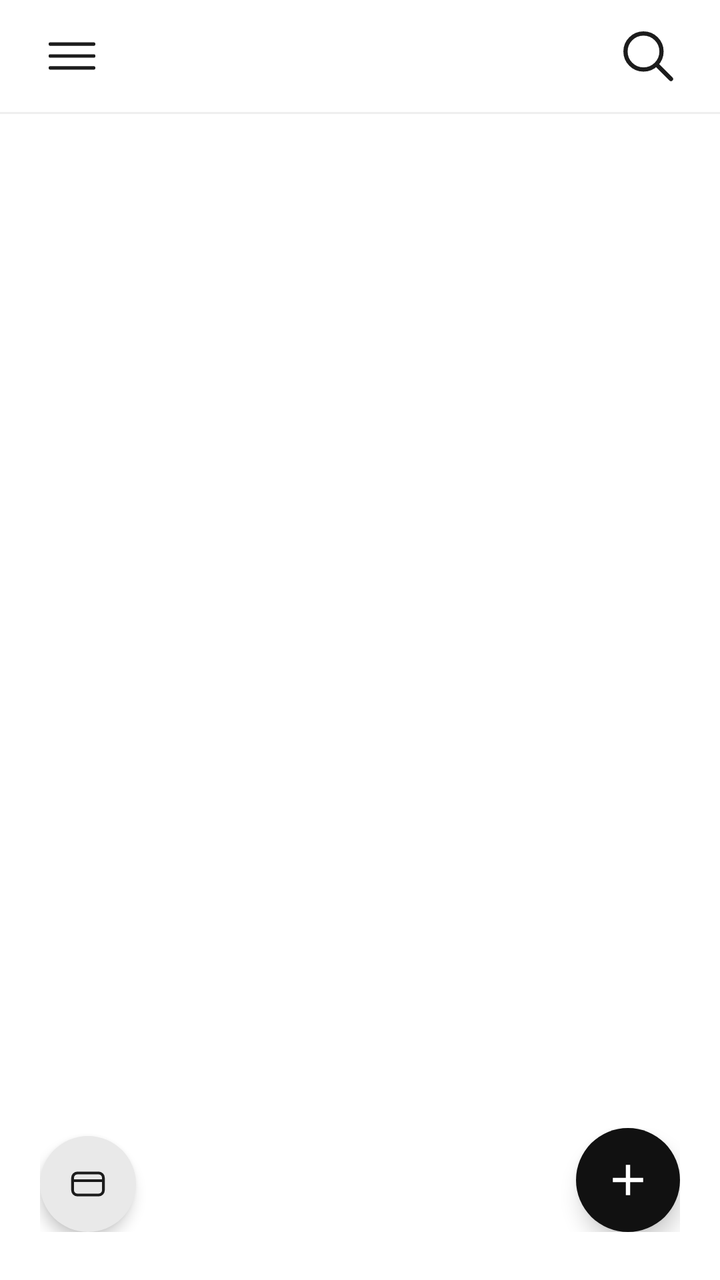
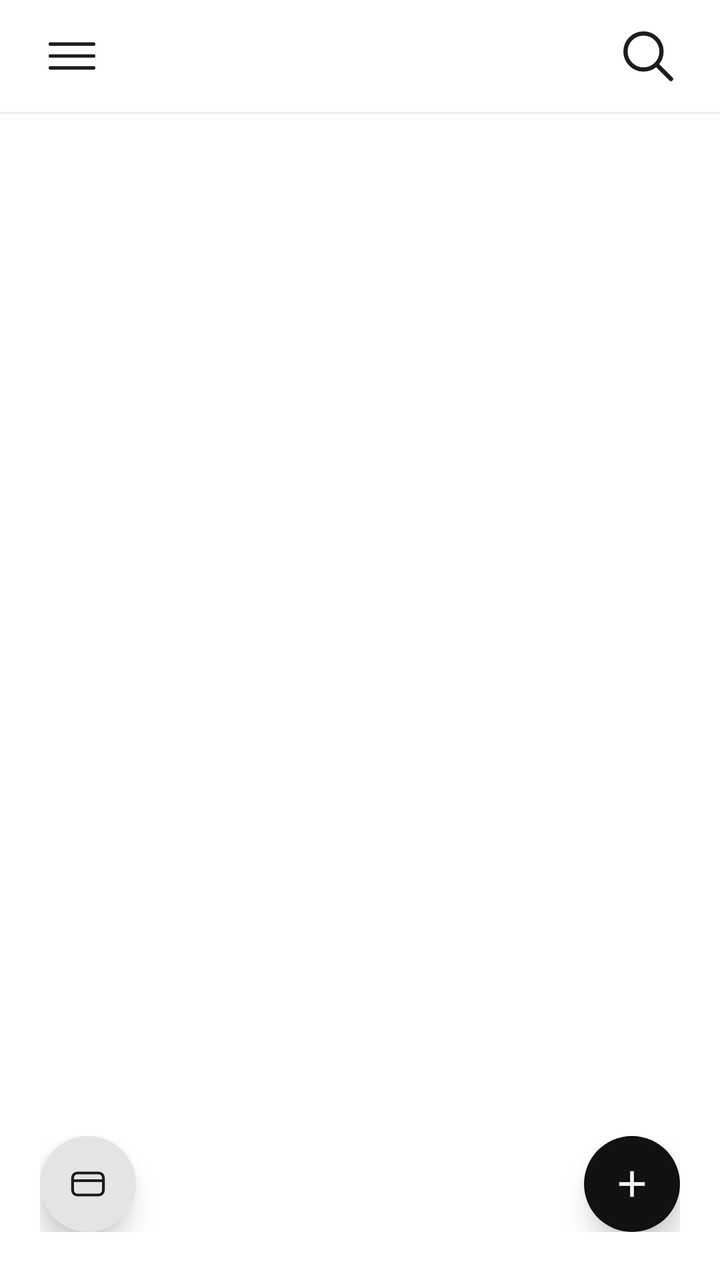

The first picture is an Android layout as it rendered before a commit; the second is the same layout after the commit. The layout source and the unified diff follow.
<!-- AndroidManifest.xml: application theme Theme.WuDiary -->
<!-- res/layout/activity_main.xml -->
<?xml version="1.0" encoding="utf-8"?>
<androidx.drawerlayout.widget.DrawerLayout xmlns:android="http://schemas.android.com/apk/res/android"
    xmlns:app="http://schemas.android.com/apk/res-auto"
    android:id="@+id/drawerRoot"
    android:layout_width="match_parent"
    android:layout_height="match_parent"
    android:background="@color/background"
    android:fitsSystemWindows="true">

    <LinearLayout
        android:layout_width="match_parent"
        android:layout_height="match_parent"
        android:background="@color/background"
        android:orientation="vertical">

    <FrameLayout
        android:layout_width="match_parent"
        android:layout_height="56dp">

        <ImageButton
            android:id="@+id/btnMenu"
            android:layout_width="48dp"
            android:layout_height="48dp"
            android:layout_gravity="start|center_vertical"
            android:layout_marginStart="12dp"
            android:background="?attr/selectableItemBackgroundBorderless"
            android:contentDescription="@string/menu"
            android:scaleType="centerInside"
            android:src="@drawable/ic_menu" />

        <ImageButton
            android:id="@+id/btnSearch"
            android:layout_width="48dp"
            android:layout_height="48dp"
            android:layout_gravity="end|center_vertical"
            android:layout_marginEnd="12dp"
            android:background="?attr/selectableItemBackgroundBorderless"
            android:contentDescription="@string/search"
            android:scaleType="centerInside"
            android:src="@drawable/ic_search" />
    </FrameLayout>

    <View
        android:layout_width="match_parent"
        android:layout_height="1dp"
        android:background="@color/divider" />

    <LinearLayout
        android:id="@+id/calendarPanel"
        android:layout_width="match_parent"
        android:layout_height="wrap_content"
        android:orientation="vertical"
        android:paddingHorizontal="24dp"
        android:paddingTop="8dp"
        android:paddingBottom="4dp"
        android:visibility="gone">

        <LinearLayout
            android:layout_width="match_parent"
            android:layout_height="wrap_content"
            android:gravity="center_vertical"
            android:orientation="horizontal">

            <TextView
                android:id="@+id/textCalMonth"
                android:layout_width="wrap_content"
                android:layout_height="wrap_content"
                android:fontFamily="serif"
                android:textColor="@color/text_primary"
                android:textSize="26sp"
                android:textStyle="bold" />

            <TextView
                android:id="@+id/textCalYear"
                android:layout_width="wrap_content"
                android:layout_height="wrap_content"
                android:layout_marginStart="10dp"
                android:fontFamily="serif"
                android:textColor="@color/text_secondary"
                android:textSize="16sp" />

            <Space
                android:layout_width="0dp"
                android:layout_height="1dp"
                android:layout_weight="1" />

            <ImageButton
                android:id="@+id/btnPrevMonth"
                android:layout_width="40dp"
                android:layout_height="40dp"
                android:background="?attr/selectableItemBackgroundBorderless"
                android:contentDescription="@string/prev_month"
                android:scaleType="centerInside"
                android:src="@drawable/ic_chevron_left" />

            <ImageButton
                android:id="@+id/btnNextMonth"
                android:layout_width="40dp"
                android:layout_height="40dp"
                android:layout_marginStart="8dp"
                android:background="?attr/selectableItemBackgroundBorderless"
                android:contentDescription="@string/next_month"
                android:scaleType="centerInside"
                android:src="@drawable/ic_chevron_right" />
        </LinearLayout>

        <LinearLayout
            android:id="@+id/weekHeader"
            android:layout_width="match_parent"
            android:layout_height="wrap_content"
            android:layout_marginTop="12dp"
            android:orientation="horizontal">

            <TextView
                android:layout_width="0dp"
                android:layout_height="wrap_content"
                android:layout_weight="1"
                android:gravity="center"
                android:text="@string/week_sun"
                android:textColor="@color/text_secondary"
                android:textSize="14sp" />

            <TextView
                android:layout_width="0dp"
                android:layout_height="wrap_content"
                android:layout_weight="1"
                android:gravity="center"
                android:text="@string/week_mon"
                android:textColor="@color/text_secondary"
                android:textSize="14sp" />

            <TextView
                android:layout_width="0dp"
                android:layout_height="wrap_content"
                android:layout_weight="1"
                android:gravity="center"
                android:text="@string/week_tue"
                android:textColor="@color/text_secondary"
                android:textSize="14sp" />

            <TextView
                android:layout_width="0dp"
                android:layout_height="wrap_content"
                android:layout_weight="1"
                android:gravity="center"
                android:text="@string/week_wed"
                android:textColor="@color/text_secondary"
                android:textSize="14sp" />

            <TextView
                android:layout_width="0dp"
                android:layout_height="wrap_content"
                android:layout_weight="1"
                android:gravity="center"
                android:text="@string/week_thu"
                android:textColor="@color/text_secondary"
                android:textSize="14sp" />

            <TextView
                android:layout_width="0dp"
                android:layout_height="wrap_content"
                android:layout_weight="1"
                android:gravity="center"
                android:text="@string/week_fri"
                android:textColor="@color/text_secondary"
                android:textSize="14sp" />

            <TextView
                android:layout_width="0dp"
                android:layout_height="wrap_content"
                android:layout_weight="1"
                android:gravity="center"
                android:text="@string/week_sat"
                android:textColor="@color/text_secondary"
                android:textSize="14sp" />
        </LinearLayout>

        <LinearLayout
            android:id="@+id/dayGrid"
            android:layout_width="match_parent"
            android:layout_height="wrap_content"
            android:layout_marginTop="4dp"
            android:orientation="vertical" />
    </LinearLayout>

    <FrameLayout
        android:layout_width="match_parent"
        android:layout_height="0dp"
        android:layout_weight="1">

        <androidx.recyclerview.widget.RecyclerView
            android:id="@+id/recycler"
            android:layout_width="match_parent"
            android:layout_height="match_parent"
            android:clipToPadding="false"
            android:paddingTop="8dp"
            android:paddingBottom="112dp" />

        <LinearLayout
            android:id="@+id/emptyView"
            android:layout_width="wrap_content"
            android:layout_height="wrap_content"
            android:layout_gravity="center"
            android:gravity="center"
            android:orientation="vertical"
            android:visibility="gone">

            <TextView
                android:layout_width="wrap_content"
                android:layout_height="wrap_content"
                android:text="@string/empty_title"
                android:textColor="@color/text_primary"
                android:textSize="16sp"
                android:textStyle="bold" />

            <TextView
                android:layout_width="wrap_content"
                android:layout_height="wrap_content"
                android:layout_marginTop="6dp"
                android:text="@string/empty_subtitle"
                android:textColor="@color/text_secondary"
                android:textSize="13sp" />
        </LinearLayout>

        <LinearLayout
            android:layout_width="match_parent"
            android:layout_height="wrap_content"
            android:layout_gravity="bottom"
            android:gravity="bottom"
            android:orientation="horizontal"
            android:paddingHorizontal="20dp"
            android:paddingTop="8dp"
            android:paddingBottom="24dp">

            <com.google.android.material.floatingactionbutton.FloatingActionButton
                android:id="@+id/fabWallet"
                android:layout_width="wrap_content"
                android:layout_height="wrap_content"
                android:contentDescription="@string/wallet"
                app:backgroundTint="@color/surface"
                app:elevation="4dp"
                app:fabCustomSize="48dp"
                app:maxImageSize="22dp"
                app:shapeAppearanceOverlay="@style/ShapeAppearanceOverlay.App.FabCircle"
                app:srcCompat="@drawable/ic_wallet"
                app:tint="@color/text_primary" />

            <Space
                android:layout_width="0dp"
                android:layout_height="1dp"
                android:layout_weight="1" />

            <com.google.android.material.floatingactionbutton.FloatingActionButton
                android:id="@+id/fabAdd"
                android:layout_width="wrap_content"
                android:layout_height="wrap_content"
                android:contentDescription="@string/add_diary"
                app:backgroundTint="@color/fab_dark"
                app:elevation="6dp"
                app:fabCustomSize="52dp"
                app:maxImageSize="26dp"
                app:shapeAppearanceOverlay="@style/ShapeAppearanceOverlay.App.FabCircle"
                app:srcCompat="@drawable/ic_add"
                app:tint="@android:color/white" />
        </LinearLayout>
    </FrameLayout>
    </LinearLayout>

    <LinearLayout
        android:id="@+id/drawerPanel"
        android:layout_width="280dp"
        android:layout_height="match_parent"
        android:layout_gravity="start"
        android:background="@color/surface"
        android:orientation="vertical"
        android:paddingTop="28dp">

        <TextView
            android:layout_width="wrap_content"
            android:layout_height="wrap_content"
            android:layout_marginStart="24dp"
            android:layout_marginBottom="20dp"
            android:fontFamily="serif"
            android:text="@string/app_name"
            android:textColor="@color/text_primary"
            android:textSize="20sp"
            android:textStyle="bold" />

        <View
            android:layout_width="match_parent"
            android:layout_height="1dp"
            android:background="@color/divider" />

        <LinearLayout
            android:id="@+id/itemSettings"
            android:layout_width="match_parent"
            android:layout_height="56dp"
            android:background="?attr/selectableItemBackground"
            android:clickable="true"
            android:focusable="true"
            android:gravity="center_vertical"
            android:orientation="horizontal"
            android:paddingHorizontal="24dp">

            <TextView
                android:layout_width="wrap_content"
                android:layout_height="wrap_content"
                android:text="@string/settings"
                android:textColor="@color/text_primary"
                android:textSize="16sp" />
        </LinearLayout>

        <View
            android:layout_width="match_parent"
            android:layout_height="1dp"
            android:background="@color/divider" />
    </LinearLayout>

</androidx.drawerlayout.widget.DrawerLayout>
<!-- resources referenced by this layout -->
<resources>
  <color name="background">#FFFFFF</color>
  <color name="divider">#EFEFEF</color>
  <color name="fab_dark">#111111</color>
  <color name="surface">#FFFFFF</color>
  <color name="text_primary">#1C1C1C</color>
  <color name="text_secondary">#BDBDBD</color>
  <!-- drawable ic_add (drawable) -->
  <?xml version="1.0" encoding="utf-8"?>
  <vector xmlns:android="http://schemas.android.com/apk/res/android"
      android:width="24dp"
      android:height="24dp"
      android:viewportWidth="24"
      android:viewportHeight="24">
      <path
          android:fillColor="#FFFFFF"
          android:pathData="M19,13h-6v6h-2v-6H5v-2h6V5h2v6h6v2z" />
  </vector>
  <!-- drawable ic_chevron_left (drawable) -->
  <?xml version="1.0" encoding="utf-8"?>
  <vector xmlns:android="http://schemas.android.com/apk/res/android"
      android:width="24dp"
      android:height="24dp"
      android:viewportWidth="24"
      android:viewportHeight="24">
      <path
          android:fillColor="#00000000"
          android:pathData="M15,5 L8,12 L15,19"
          android:strokeColor="#1C1C1C"
          android:strokeLineCap="round"
          android:strokeLineJoin="round"
          android:strokeWidth="1.6" />
  </vector>
  <!-- drawable ic_chevron_right (drawable) -->
  <?xml version="1.0" encoding="utf-8"?>
  <vector xmlns:android="http://schemas.android.com/apk/res/android"
      android:width="24dp"
      android:height="24dp"
      android:viewportWidth="24"
      android:viewportHeight="24">
      <path
          android:fillColor="#00000000"
          android:pathData="M9,5 L16,12 L9,19"
          android:strokeColor="#1C1C1C"
          android:strokeLineCap="round"
          android:strokeLineJoin="round"
          android:strokeWidth="1.6" />
  </vector>
  <!-- drawable ic_menu (drawable) -->
  <?xml version="1.0" encoding="utf-8"?>
  <vector xmlns:android="http://schemas.android.com/apk/res/android"
      android:width="26dp"
      android:height="26dp"
      android:viewportWidth="24"
      android:viewportHeight="24">
      <path
          android:fillColor="#00000000"
          android:pathData="M2,6.5 L22,6.5 M2,12 L22,12 M2,17.5 L22,17.5"
          android:strokeColor="#1C1C1C"
          android:strokeLineCap="round"
          android:strokeWidth="1.6" />
  </vector>
  <string name="add_diary">新建日记</string>
  <string name="app_name">Wu Diary</string>
  <string name="empty_subtitle">点右下角按钮，记录今天的心情吧</string>
  <string name="empty_title">还没有日记</string>
  <string name="menu">菜单</string>
  <string name="next_month">下一月</string>
  <string name="prev_month">上一月</string>
  <string name="search">搜索</string>
  <string name="settings">设置</string>
  <string name="wallet">钱包</string>
  <string name="week_fri">Fri</string>
  <string name="week_mon">Mon</string>
  <string name="week_sat">Sat</string>
  <string name="week_sun">Sun</string>
  <string name="week_thu">Thu</string>
  <string name="week_tue">Tue</string>
  <string name="week_wed">Wed</string>
  <style name="ShapeAppearanceOverlay.App.FabCircle" parent="">
          <item name="cornerFamily">rounded</item>
          <item name="cornerSize">50%</item>
      </style>
  <style name="Theme.WuDiary" parent="Theme.Material3.Light.NoActionBar">
          <item name="colorPrimary">@color/primary</item>
          <item name="colorOnPrimary">@android:color/white</item>
          <item name="colorSurface">@color/surface</item>
          <item name="android:windowBackground">@color/background</item>
          <item name="android:statusBarColor">@color/background</item>
          <item name="android:windowLightStatusBar">true</item>
          <item name="android:navigationBarColor">@color/background</item>
      </style>
  <color name="primary">#1C1C1C</color>
  <!-- unchanged entries left out for length: 2 -->
</resources>

<!-- the commit's change to res/layout/activity_main.xml (unified diff, before → after) -->
@@ -238,7 +238,7 @@
                 android:layout_height="wrap_content"
                 android:contentDescription="@string/wallet"
                 app:backgroundTint="@color/surface"
-                app:elevation="4dp"
+                app:elevation="8dp"
                 app:fabCustomSize="48dp"
                 app:maxImageSize="22dp"
                 app:shapeAppearanceOverlay="@style/ShapeAppearanceOverlay.App.FabCircle"
@@ -256,9 +256,9 @@
                 android:layout_height="wrap_content"
                 android:contentDescription="@string/add_diary"
                 app:backgroundTint="@color/fab_dark"
-                app:elevation="6dp"
-                app:fabCustomSize="52dp"
-                app:maxImageSize="26dp"
+                app:elevation="8dp"
+                app:fabCustomSize="48dp"
+                app:maxImageSize="22dp"
                 app:shapeAppearanceOverlay="@style/ShapeAppearanceOverlay.App.FabCircle"
                 app:srcCompat="@drawable/ic_add"
                 app:tint="@android:color/white" />
